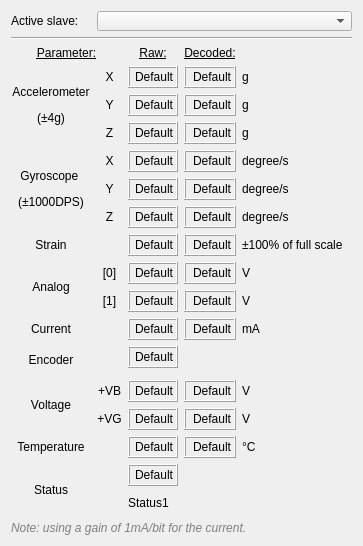
First picture: the form in ui/w_execute.ui, repository JFDuval/flexsea-plan, before the edit.
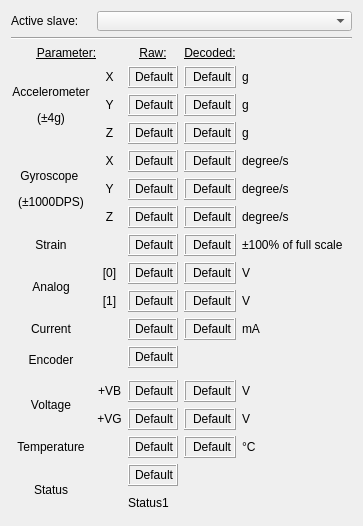
Second picture: the form after the edit.

Commit message: [UX] Execute window: the comment "1mA/bit" should be a tooltip, not hardcoded.

Diff of the .ui file:
```diff
--- a/ui/w_execute.ui
+++ b/ui/w_execute.ui
@@ -7,7 +7,7 @@
     <x>0</x>
     <y>0</y>
     <width>359</width>
-    <height>542</height>
+    <height>523</height>
    </rect>
   </property>
   <property name="sizePolicy">
@@ -1723,13 +1723,6 @@
      </item>
     </layout>
    </item>
-   <item>
-    <widget class="QLabel" name="label_17">
-     <property name="text">
-      <string>&lt;html&gt;&lt;head/&gt;&lt;body&gt;&lt;p&gt;&lt;span style=&quot; font-style:italic; color:#7f7f7f;&quot;&gt;Note: using a gain of 1mA/bit for the current.&lt;/span&gt;&lt;/p&gt;&lt;/body&gt;&lt;/html&gt;</string>
-     </property>
-    </widget>
-   </item>
   </layout>
  </widget>
  <resources/>
```
The commit also changes 2 other files.
